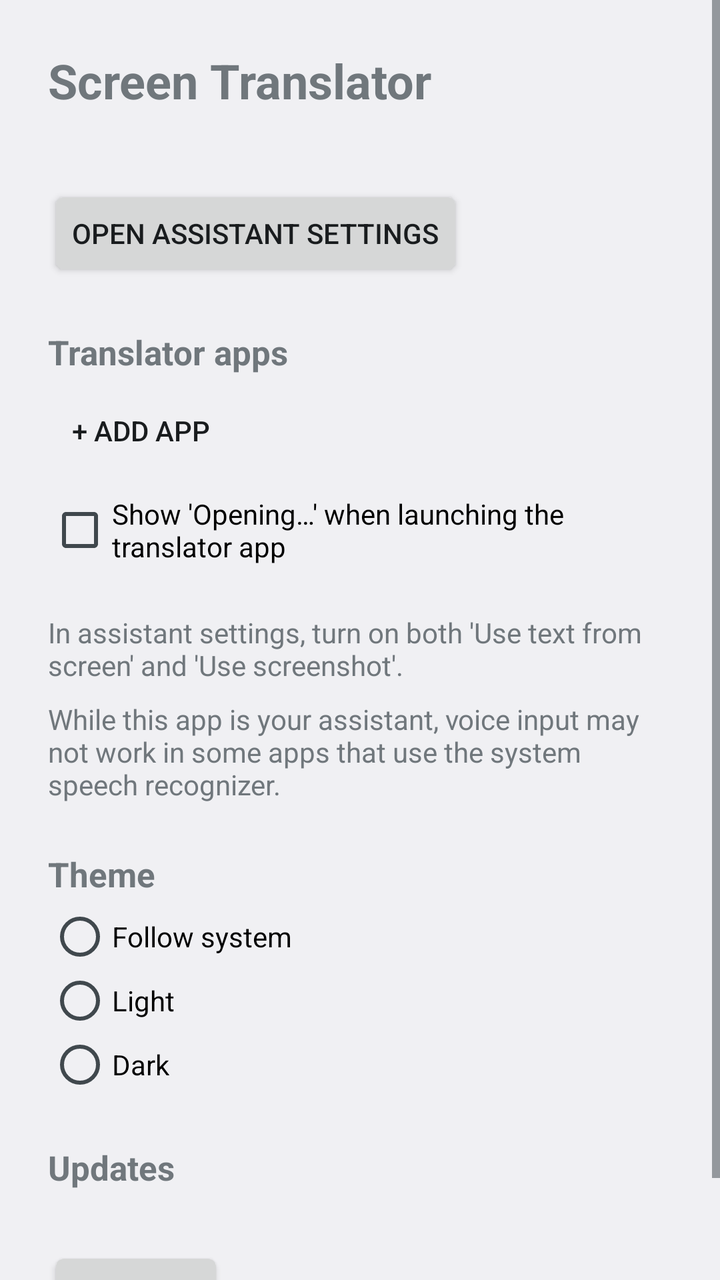
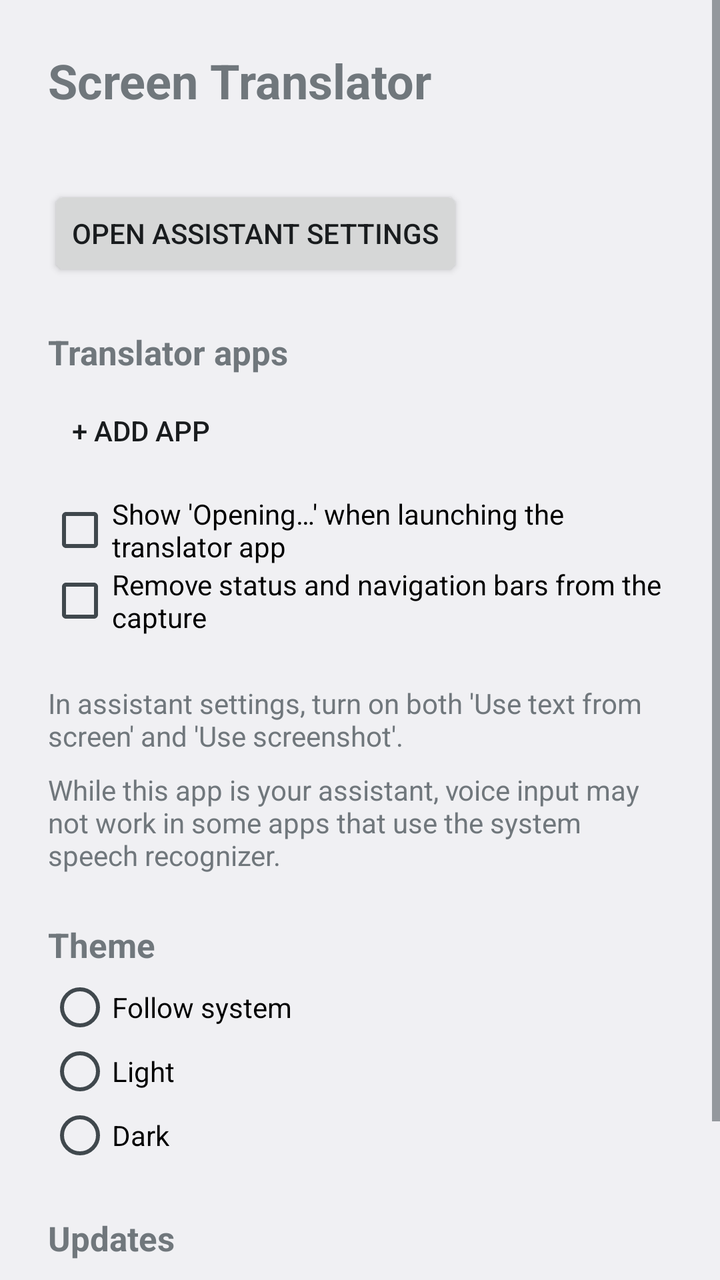

Compare the two renders of this Android layout. The source of the first and the diff that turns it into the second are given below.
<!-- AndroidManifest.xml: application theme android:Theme.DeviceDefault.DayNight -->
<!-- res/layout/activity_settings.xml -->
<?xml version="1.0" encoding="utf-8"?>
<ScrollView xmlns:android="http://schemas.android.com/apk/res/android"
    android:layout_width="match_parent"
    android:layout_height="match_parent"
    android:fitsSystemWindows="true">

    <LinearLayout
        android:layout_width="match_parent"
        android:layout_height="wrap_content"
        android:orientation="vertical"
        android:padding="24dp">

        <TextView
            android:layout_width="wrap_content"
            android:layout_height="wrap_content"
            android:text="@string/app_name"
            android:textSize="24sp"
            android:textStyle="bold" />

        <TextView
            android:id="@+id/status"
            android:layout_width="wrap_content"
            android:layout_height="wrap_content"
            android:layout_marginTop="8dp"
            android:textSize="15sp" />

        <Button
            android:id="@+id/open_settings"
            android:layout_width="wrap_content"
            android:layout_height="wrap_content"
            android:layout_marginTop="8dp"
            android:text="@string/open_assist_settings" />

        <TextView
            android:layout_width="wrap_content"
            android:layout_height="wrap_content"
            android:layout_marginTop="24dp"
            android:text="@string/target_title"
            android:textSize="17sp"
            android:textStyle="bold" />

        <LinearLayout
            android:id="@+id/targets"
            android:layout_width="match_parent"
            android:layout_height="wrap_content"
            android:layout_marginTop="4dp"
            android:orientation="vertical" />

        <Button
            android:id="@+id/add_target"
            style="?android:attr/borderlessButtonStyle"
            android:layout_width="wrap_content"
            android:layout_height="wrap_content"
            android:text="@string/add_target" />

        <CheckBox
            android:id="@+id/opening_toast"
            android:layout_width="wrap_content"
            android:layout_height="wrap_content"
            android:layout_marginTop="8dp"
            android:text="@string/opening_toast_option" />

        <TextView
            android:layout_width="wrap_content"
            android:layout_height="wrap_content"
            android:layout_marginTop="24dp"
            android:text="@string/notice_screen_settings"
            android:textSize="14sp" />

        <TextView
            android:layout_width="wrap_content"
            android:layout_height="wrap_content"
            android:layout_marginTop="8dp"
            android:text="@string/notice_voice_input"
            android:textSize="14sp" />

        <LinearLayout
            android:id="@+id/theme_section"
            android:layout_width="match_parent"
            android:layout_height="wrap_content"
            android:orientation="vertical">

            <TextView
                android:layout_width="wrap_content"
                android:layout_height="wrap_content"
                android:layout_marginTop="24dp"
                android:text="@string/theme_title"
                android:textSize="17sp"
                android:textStyle="bold" />

            <RadioGroup
                android:id="@+id/theme_group"
                android:layout_width="match_parent"
                android:layout_height="wrap_content"
                android:layout_marginTop="4dp">

                <RadioButton
                    android:id="@+id/theme_system"
                    android:layout_width="wrap_content"
                    android:layout_height="wrap_content"
                    android:text="@string/theme_system" />

                <RadioButton
                    android:id="@+id/theme_light"
                    android:layout_width="wrap_content"
                    android:layout_height="wrap_content"
                    android:text="@string/theme_light" />

                <RadioButton
                    android:id="@+id/theme_dark"
                    android:layout_width="wrap_content"
                    android:layout_height="wrap_content"
                    android:text="@string/theme_dark" />
            </RadioGroup>
        </LinearLayout>

        <TextView
            android:layout_width="wrap_content"
            android:layout_height="wrap_content"
            android:layout_marginTop="24dp"
            android:text="@string/update_title"
            android:textSize="17sp"
            android:textStyle="bold" />

        <TextView
            android:id="@+id/update_status"
            android:layout_width="wrap_content"
            android:layout_height="wrap_content"
            android:layout_marginTop="4dp"
            android:textSize="15sp" />

        <Button
            android:id="@+id/update_action"
            android:layout_width="wrap_content"
            android:layout_height="wrap_content"
            android:layout_marginTop="4dp" />
    </LinearLayout>
</ScrollView>
<!-- resources referenced by this layout -->
<resources>
  <string name="add_target">+ Add app</string>
  <string name="app_name">Screen Translator</string>
  <string name="notice_screen_settings">In assistant settings, turn on both \'Use text from screen\' and \'Use screenshot\'.</string>
  <string name="notice_voice_input">While this app is your assistant, voice input may not work in some apps that use the system speech recognizer.</string>
  <string name="open_assist_settings">Open assistant settings</string>
  <string name="opening_toast_option">Show \'Opening…\' when launching the translator app</string>
  <string name="target_title">Translator apps</string>
  <string name="theme_dark">Dark</string>
  <string name="theme_light">Light</string>
  <string name="theme_system">Follow system</string>
  <string name="theme_title">Theme</string>
  <string name="update_title">Updates</string>
</resources>

<!-- the commit's change to res/layout/activity_settings.xml (unified diff, before → after) -->
@@ -59,6 +59,12 @@
             android:layout_height="wrap_content"
             android:layout_marginTop="8dp"
             android:text="@string/opening_toast_option" />
+
+        <CheckBox
+            android:id="@+id/crop_system_bars"
+            android:layout_width="wrap_content"
+            android:layout_height="wrap_content"
+            android:text="@string/crop_option" />
 
         <TextView
             android:layout_width="wrap_content"
<!-- resource entries referenced after the edit -->
@@ -2,6 +2,7 @@
 <resources>
   <string name="add_target">+ Add app</string>
   <string name="app_name">Screen Translator</string>
+  <string name="crop_option">Remove status and navigation bars from the capture</string>
   <string name="notice_screen_settings">In assistant settings, turn on both \'Use text from screen\' and \'Use screenshot\'.</string>
   <string name="notice_voice_input">While this app is your assistant, voice input may not work in some apps that use the system speech recognizer.</string>
   <string name="open_assist_settings">Open assistant settings</string>
